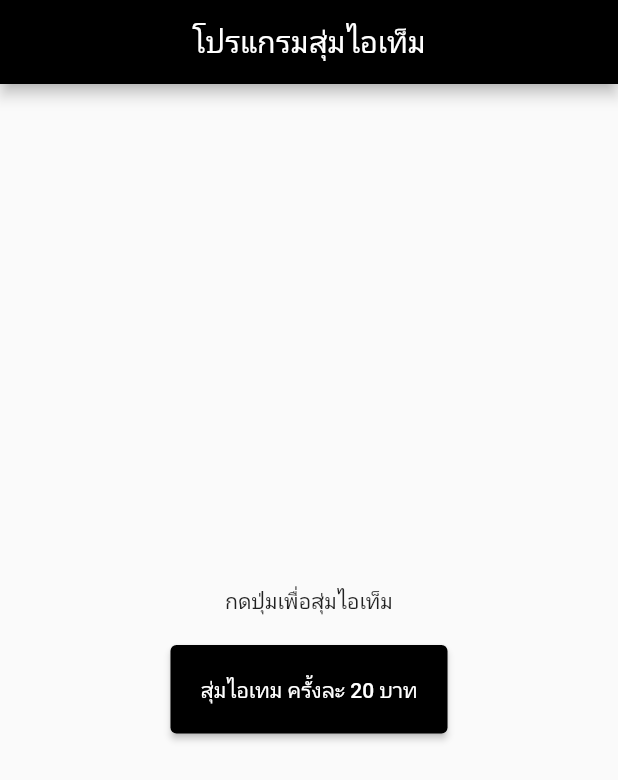
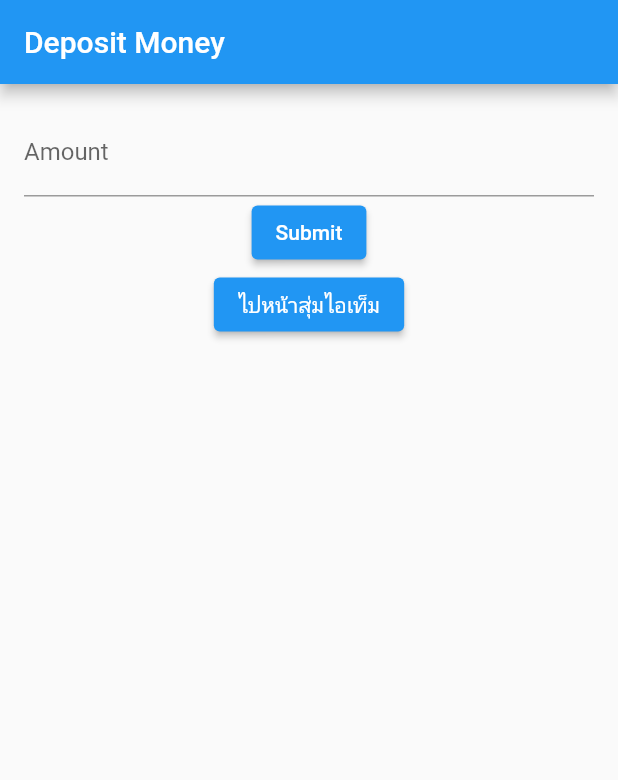
Before and after one commit to darkfat123/Bloc_RandomItem_Application, a Flutter app: the screen it shows after launch, on a phone screen of 412 x 824 dp. Shown: the top 780 px of the screen. Run offline on Flutter 3.47's test engine with Material 2 defaults, Android fonts, the phone set to English and light mode, and no system bars; our stand-ins replace bloc, equatable, flutter_bloc.

Commit message:
add deposit bloc pages

```diff
--- a/lib/bloc/tier_item/deposit/bloc/add_money_bloc.dart
+++ b/lib/bloc/tier_item/deposit/bloc/add_money_bloc.dart
@@ -1,13 +1,23 @@
+import 'dart:async';
+
 import 'package:bloc/bloc.dart';
+import 'package:gashapon_application/bloc/tier_item/deposit/bloc/add_money_event.dart';
+import 'package:gashapon_application/bloc/tier_item/deposit/bloc/add_money_state.dart';
+import 'package:meta/meta.dart';
 import 'package:equatable/equatable.dart';
 
-part 'add_money_event.dart';
-part 'add_money_state.dart';
 
-class AddMoneyBloc extends Bloc<AddMoneyEvent, AddMoneyState> {
-  AddMoneyBloc() : super(AddMoneyInitial()) {
-    on<AddMoneyEvent>((event, emit) {
-      // TODO: implement event handler
-    });
-  }
+class DepositBloc extends Bloc<DepositEvent, DepositState> {
+ DepositBloc() : super(DepositInitial());
+
+ @override
+ Stream<DepositState> mapEventToState(DepositEvent event) async* {
+    if (event is Deposit) {
+      if (event.amount > 0) {
+        yield DepositSuccess(amount: event.amount);
+      } else {
+        yield DepositFailure(message: 'Amount must be greater than 0');
+      }
+    }
+ }
 }
--- a/lib/bloc/tier_item/deposit/bloc/add_money_event.dart
+++ b/lib/bloc/tier_item/deposit/bloc/add_money_event.dart
@@ -1,8 +1,14 @@
-part of 'add_money_bloc.dart';
+import 'package:equatable/equatable.dart';
 
-sealed class AddMoneyEvent extends Equatable {
-  const AddMoneyEvent();
+abstract class DepositEvent extends Equatable {
+ const DepositEvent();
+}
 
-  @override
-  List<Object> get props => [];
+class Deposit extends DepositEvent {
+ final double amount;
+
+ const Deposit({required this.amount});
+
+ @override
+ List<Object> get props => [amount];
 }
--- a/lib/bloc/tier_item/deposit/bloc/add_money_state.dart
+++ b/lib/bloc/tier_item/deposit/bloc/add_money_state.dart
@@ -1,10 +1,28 @@
-part of 'add_money_bloc.dart';
+import 'package:equatable/equatable.dart';
 
-sealed class AddMoneyState extends Equatable {
-  const AddMoneyState();
-
-  @override
-  List<Object> get props => [];
+abstract class DepositState extends Equatable {
+ const DepositState();
 }
 
-final class AddMoneyInitial extends AddMoneyState {}
+class DepositInitial extends DepositState {
+ @override
+ List<Object> get props => [];
+}
+
+class DepositSuccess extends DepositState {
+ final double amount;
+
+ const DepositSuccess({required this.amount});
+
+ @override
+ List<Object> get props => [amount];
+}
+
+class DepositFailure extends DepositState {
+ final String message;
+
+ const DepositFailure({required this.message});
+
+ @override
+ List<Object> get props => [message];
+}
--- a/lib/main.dart
+++ b/lib/main.dart
@@ -1,6 +1,8 @@
 import 'package:flutter/material.dart';
 import 'package:flutter_bloc/flutter_bloc.dart';
+import 'package:gashapon_application/bloc/tier_item/deposit/bloc/add_money_bloc.dart';
 import 'package:gashapon_application/bloc/tier_item/tier_item_bloc.dart';
+import 'package:gashapon_application/pages/addMoney.dart';
 import 'package:gashapon_application/pages/randomItem.dart';
 
 
@@ -13,8 +15,8 @@ class MyApp extends StatelessWidget {
   Widget build(BuildContext context) {
     return MaterialApp(
       home: BlocProvider(
-        create: (context) => TierItemBloc(),
-        child: MyHomePage(),
+        create: (context) => DepositBloc(),
+        child: AddMoney(),
       ),
     );
   }
--- a/lib/pages/addMoney.dart
+++ b/lib/pages/addMoney.dart
@@ -1,10 +1,83 @@
 import 'package:flutter/material.dart';
+import 'package:flutter_bloc/flutter_bloc.dart';
+import 'package:gashapon_application/bloc/tier_item/deposit/bloc/add_money_bloc.dart';
+import 'package:gashapon_application/bloc/tier_item/deposit/bloc/add_money_event.dart';
+import 'package:gashapon_application/bloc/tier_item/deposit/bloc/add_money_state.dart';
+import 'package:gashapon_application/bloc/tier_item/tier_item_bloc.dart';
+import 'package:gashapon_application/pages/randomItem.dart';
 
 class AddMoney extends StatelessWidget {
   const AddMoney({super.key});
 
   @override
   Widget build(BuildContext context) {
-    return const Placeholder();
+    return Scaffold(
+      appBar: AppBar(
+        title: const Text('Deposit Money'),
+      ),
+      body: Padding(
+        padding: const EdgeInsets.all(16.0),
+        child: BlocProvider(
+          create: (context) => DepositBloc(),
+          child: AddMoneyForm(),
+        ),
+      ),
+    );
   }
 }
+
+class AddMoneyForm extends StatefulWidget {
+  @override
+  _AddMoneyFormState createState() => _AddMoneyFormState();
+}
+
+class _AddMoneyFormState extends State<AddMoneyForm> {
+  TextEditingController amountController = TextEditingController();
+
+  @override
+  Widget build(BuildContext context) {
+    return Column(
+      children: [
+        TextField(
+          controller: amountController,
+          keyboardType: TextInputType.number,
+          decoration: const InputDecoration(
+            labelText: 'Amount',
+            hintText: 'Enter amount',
+          ),
+        ),
+        ElevatedButton(
+          onPressed: () {
+            final amount = double.tryParse(amountController.text);
+            if (amount != null) {
+              context.read<DepositBloc>().add(Deposit(amount: amount));
+            }
+          },
+          child: const Text('Submit'),
+        ),
+        BlocBuilder<DepositBloc, DepositState>(
+          builder: (context, state) {
+            if (state is DepositSuccess) {
+              return Text('Successfully deposited \$${state.amount}');
+            } else if (state is DepositFailure) {
+              return Text('Failed to deposit: ${state.message}');
+            }
+            return const SizedBox.shrink();
+          },
+        ),
+        ElevatedButton(
+            onPressed: () {
+              Navigator.push(context, MaterialPageRoute(
+                builder: (context) {
+                 return BlocProvider(
+                    create: (context) => TierItemBloc(),
+                    child: MyHomePage(),
+                  );
+                },
+              ));
+            },
+            child: Text("ไปหน้าสุ่มไอเท็ม"))
+      ],
+    );
+  }
+}
```
